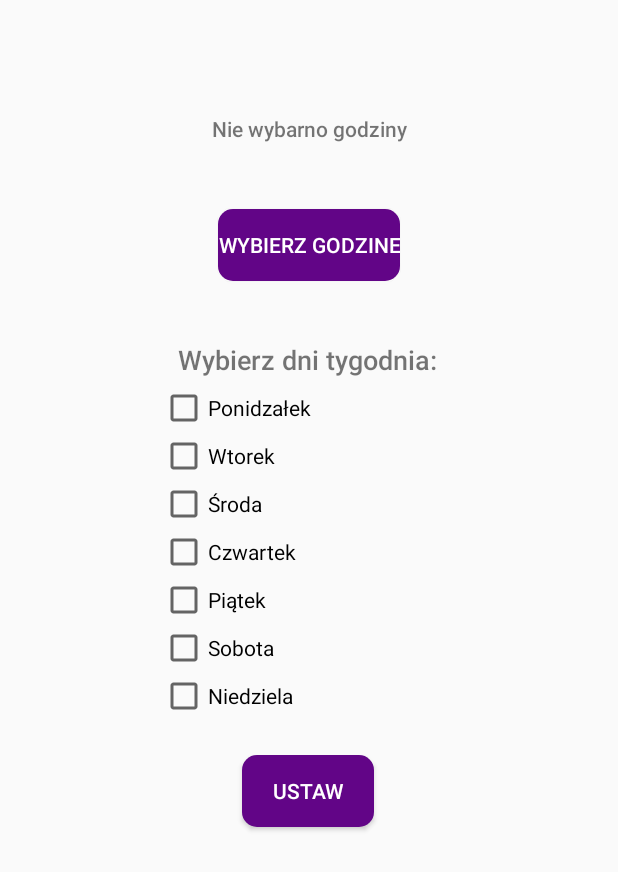
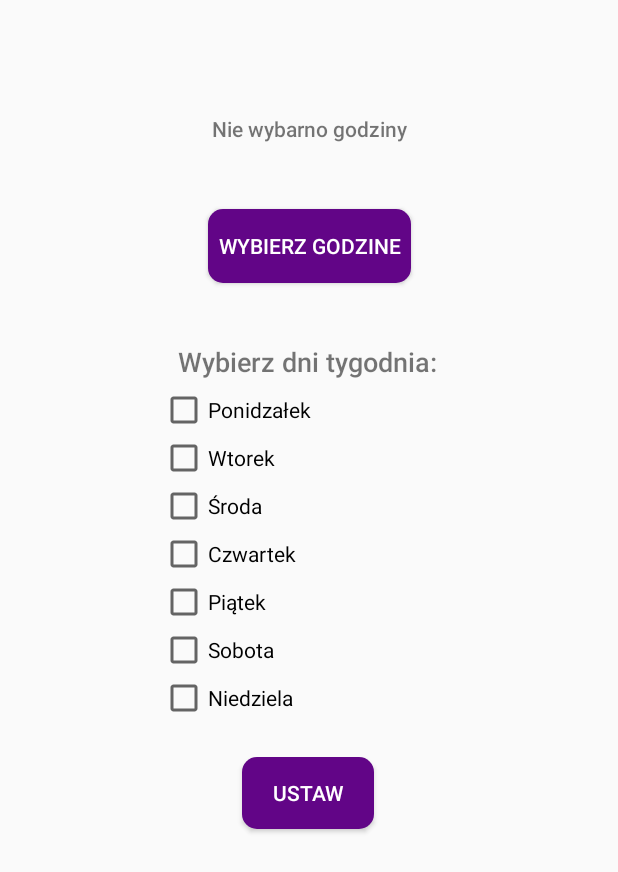
Before and after one commit to jekyion/Home_workout, an Android app: the Alarm_add_activity screen opened directly, with no data from a screen before it, on a phone screen of 412 x 824 dp. Shown: the top 872 px of the screen. Run offline under Robolectric (Android 15) with nearby library versions, the phone set to English and light mode, and no system bars.

Commit message:
fix: kolor

```diff
--- a/app/src/main/res/layout/activity_alarm_add.xml
+++ b/app/src/main/res/layout/activity_alarm_add.xml
@@ -8,13 +8,13 @@
 
     <Button
         android:id="@+id/button_chose_time"
-        android:layout_width="wrap_content"
-        android:layout_height="wrap_content"
+        android:layout_width="135dp"
+        android:layout_height="49dp"
         android:layout_marginTop="44dp"
+        android:background="@drawable/mybutton1"
         android:fontFamily="sans-serif-medium"
         android:text="Wybierz godzine"
         android:textColor="#ffffff"
-        android:background="@drawable/mybutton1"
         app:layout_constraintEnd_toEndOf="parent"
         app:layout_constraintStart_toStartOf="parent"
         app:layout_constraintTop_toBottomOf="@+id/textView_godzina" />
```
